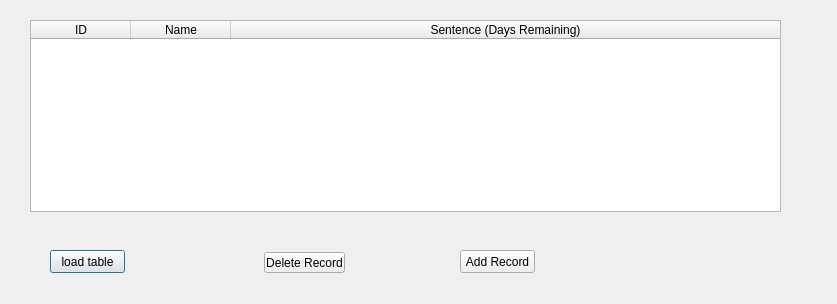
First picture: the form in table.ui, repository AmirQadir/PrisonManagementSystem, before the edit.
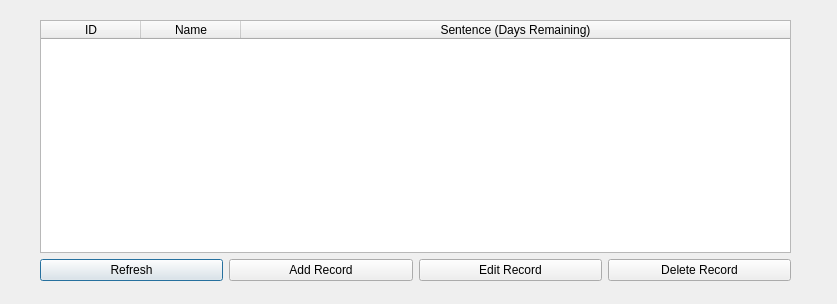
Second picture: the form after the edit.

Diff of the .ui file:
```diff
--- a/table.ui
+++ b/table.ui
@@ -13,28 +13,18 @@
   <property name="windowTitle">
    <string>Dialog</string>
   </property>
-  <widget class="QPushButton" name="pushButton">
+  <widget class="QWidget" name="verticalLayoutWidget">
    <property name="geometry">
     <rect>
-     <x>50</x>
-     <y>250</y>
-     <width>75</width>
-     <height>23</height>
-    </rect>
-   </property>
-   <property name="text">
-    <string>load table</string>
-   </property>
-  </widget>
-  <widget class="QTableWidget" name="tableWidget">
-   <property name="geometry">
-    <rect>
-     <x>30</x>
+     <x>40</x>
      <y>20</y>
      <width>751</width>
-     <height>192</height>
+     <height>261</height>
     </rect>
    </property>
+   <layout class="QVBoxLayout" name="verticalLayout">
+    <item>
+     <widget class="QTableWidget" name="tableWidget">
    <attribute name="horizontalHeaderCascadingSectionResizes">
     <bool>false</bool>
    </attribute>
@@ -63,31 +53,40 @@
     </property>
    </column>
   </widget>
+    </item>
+    <item>
+     <layout class="QHBoxLayout" name="horizontalLayout">
+      <item>
+       <widget class="QPushButton" name="pushButton">
+        <property name="text">
+         <string>Refresh</string>
+        </property>
+       </widget>
+      </item>
+      <item>
   <widget class="QPushButton" name="pushButton_2">
-   <property name="geometry">
-    <rect>
-     <x>460</x>
-     <y>250</y>
-     <width>75</width>
-     <height>23</height>
-    </rect>
-   </property>
    <property name="text">
     <string>Add Record</string>
    </property>
   </widget>
+      </item>
+      <item>
+       <widget class="QPushButton" name="pushButton_4">
+        <property name="text">
+         <string>Edit Record</string>
+        </property>
+       </widget>
+      </item>
+      <item>
   <widget class="QPushButton" name="pushButton_3">
-   <property name="geometry">
-    <rect>
-     <x>264</x>
-     <y>252</y>
-     <width>81</width>
-     <height>21</height>
-    </rect>
-   </property>
    <property name="text">
     <string>Delete Record</string>
    </property>
+       </widget>
+      </item>
+     </layout>
+    </item>
+   </layout>
   </widget>
  </widget>
  <resources/>
```
Lines whose indentation alone changed are shown as unchanged.
